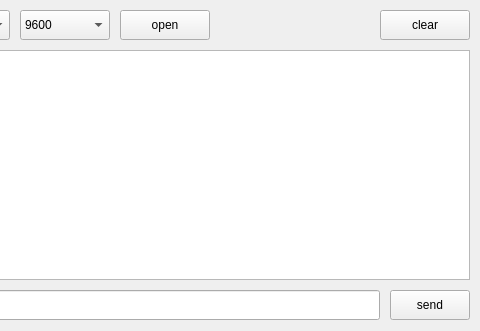
The window that ui/main.ui (geek2pm/simpleSerialTool) describes before a commit, drawn with Qt 5; both pictures show x 220 to 700 and y 0 to 331 of the 700 by 331 pixel window.
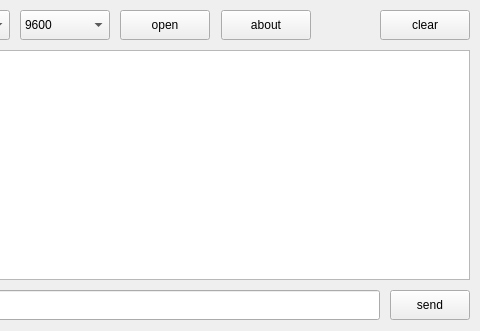
The same window after the commit.

What changed in the file:
```diff
--- a/ui/main.ui
+++ b/ui/main.ui
@@ -138,6 +138,19 @@
      <string>clear</string>
     </property>
    </widget>
+   <widget class="QPushButton" name="btn_about">
+    <property name="geometry">
+     <rect>
+      <x>441</x>
+      <y>10</y>
+      <width>90</width>
+      <height>30</height>
+     </rect>
+    </property>
+    <property name="text">
+     <string>about</string>
+    </property>
+   </widget>
   </widget>
  </widget>
  <resources/>
```
